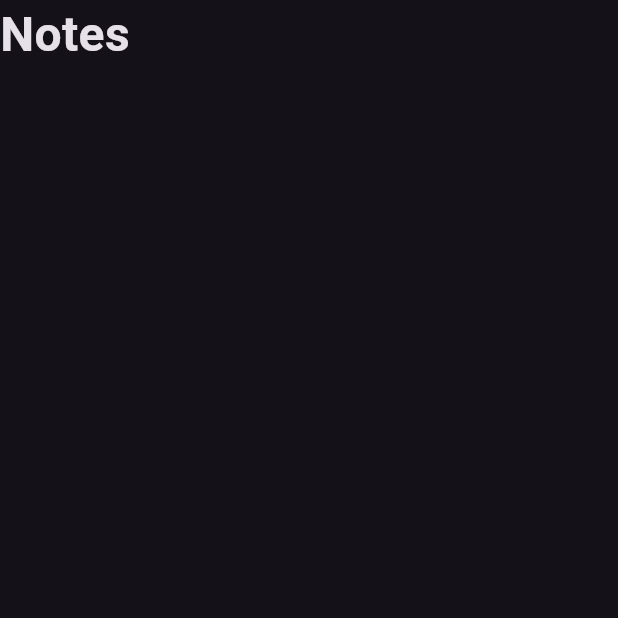
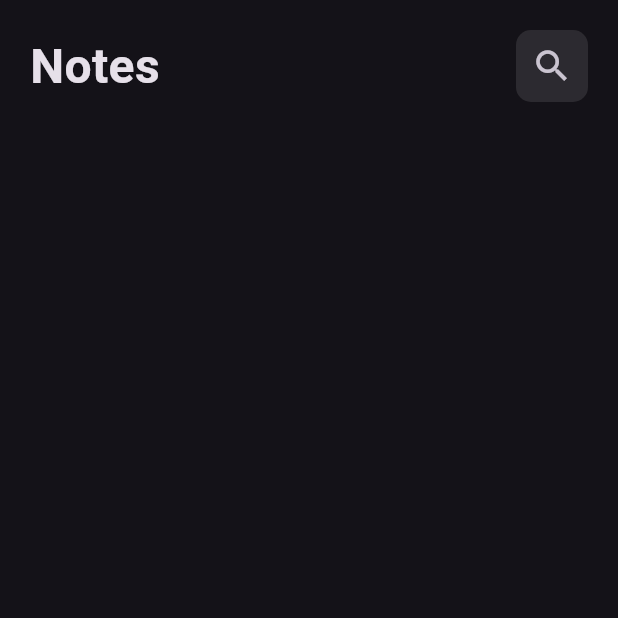
Before and after one commit to Ahmed12111/NotesApp, a Flutter app: the screen it shows after launch, on a phone screen of 412 x 824 dp, the top half of it. Run offline on Flutter 3.47's test engine with Material 3 defaults, Android fonts, the phone set to English and light mode, and no system bars; our stand-ins replace device_preview.

Commit message:
Create Custom Icon Button

```diff
--- a/lib/views/widgets/custom_app_bar_widget.dart
+++ b/lib/views/widgets/custom_app_bar_widget.dart
@@ -1,21 +1,23 @@
 import 'package:flutter/material.dart';
+import 'package:notes_app/views/widgets/custom_icon_button.dart';
 
 class CustomAppBarWidget extends StatelessWidget {
   const CustomAppBarWidget({super.key});
 
   @override
   Widget build(BuildContext context) {
-    return Row(
-      children: <Widget>[
-        Text(
-          "Notes",
-          style: TextStyle(
-            fontSize: 32,
-            fontWeight: FontWeight.bold
+    return Padding(
+      padding: const EdgeInsets.symmetric(horizontal: 20, vertical: 20),
+      child: Row(
+        mainAxisAlignment: MainAxisAlignment.spaceBetween,
+        children: <Widget>[
+          Text(
+            "Notes",
+            style: TextStyle(fontSize: 32, fontWeight: FontWeight.bold),
           ),
-
-        ),
-      ],
+          CustomIconButton(),
+        ],
+      ),
     );
   }
 }
--- /dev/null
+++ b/lib/views/widgets/custom_icon_button.dart
@@ -0,0 +1,21 @@
+import 'package:flutter/material.dart';
+
+class CustomIconButton extends StatelessWidget {
+  const CustomIconButton({
+    super.key,
+  });
+
+  @override
+  Widget build(BuildContext context) {
+    return Container(
+      decoration: BoxDecoration(
+        color: Colors.white.withOpacity(0.1),
+        borderRadius: BorderRadius.circular(10),
+      ),
+      child: IconButton(
+        onPressed: () {},
+        icon: Icon(Icons.search, size: 28),
+      ),
+    );
+  }
+}
```
